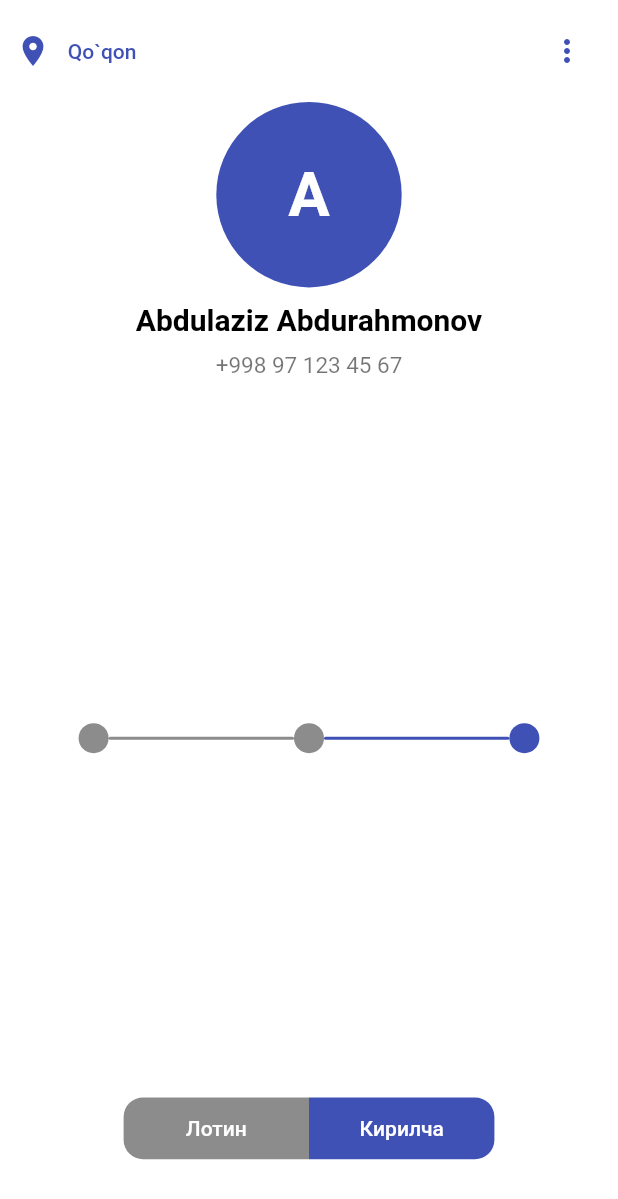
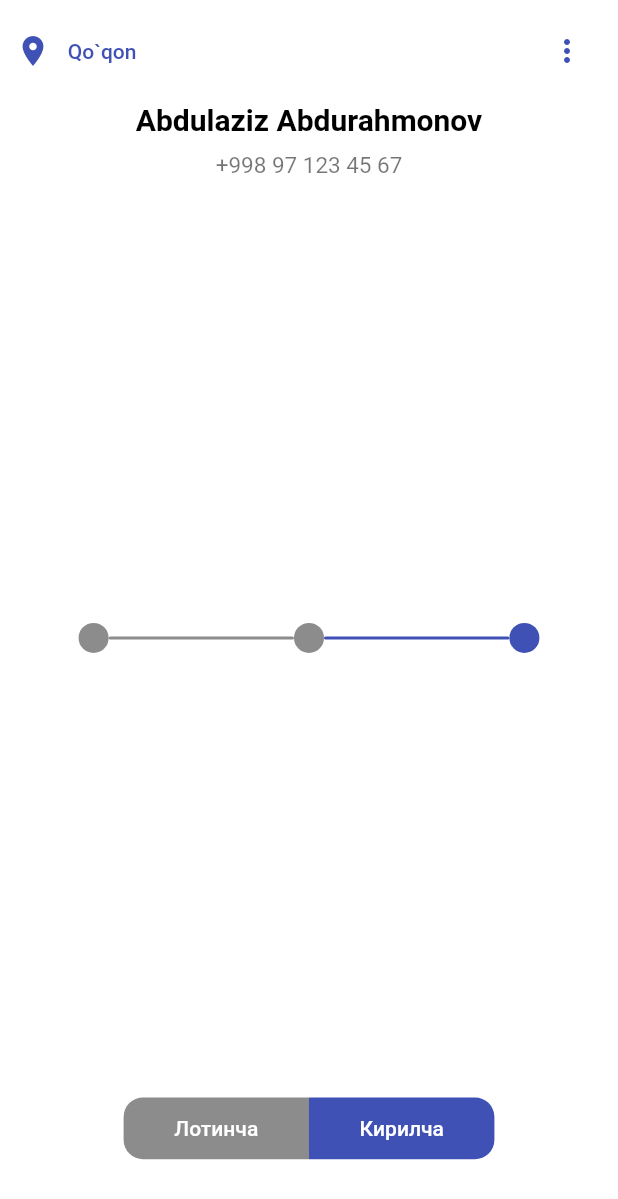
Before and after one commit to To-Rex/AvtoQismlar, a Flutter app: the SettingsPage screen opened directly, after a tap on "Kirilcha", on a phone screen of 412 x 824 dp. Shown: the top 1199 px of the screen. Run offline on Flutter 3.47's test engine with Material 2 defaults, Android fonts, the phone set to English and light mode, and no system bars; our stand-ins replace carousel_slider, flutter_countdown_timer, shared_preferences; accounts and stored records are empty; generated files the repository leaves out were written again; network calls fail.

Commit message:
Avto Qismlar

```diff
--- a/lib/fragmentTab/settings_page.dart
+++ b/lib/fragmentTab/settings_page.dart
@@ -93,31 +93,6 @@ class _SampesPageState extends State<SettingsPage>
                     ),
                   ],
                 ),
-              ],
-            ),
-          ),
-          Container(
-            margin: const EdgeInsets.only(top: 10, left: 10, right: 10),
-            child: Row(
-              children: [
-                Expanded(child: Container()),
-                Container(
-                  width: MediaQuery.of(context).size.width * 0.3,
-                  height: MediaQuery.of(context).size.width * 0.3,
-                  decoration: BoxDecoration(
-                    color: Colors.indigo,
-                    borderRadius: BorderRadius.all(Radius.circular(
-                        MediaQuery.of(context).size.width * 0.5)),
-                  ),
-                  child: Center(
-                    child: Text('A',
-                        style: TextStyle(
-                            color: Colors.white,
-                            fontSize: MediaQuery.of(context).size.width * 0.1,
-                            fontWeight: FontWeight.bold)),
-                  ),
-                ),
-                Expanded(child: Container()),
               ],
             ),
           ),
--- a/lib/l10n/app_ru.arb
+++ b/lib/l10n/app_ru.arb
@@ -18,6 +18,6 @@
   "login": "Кириш",
   "logout": "Чиқиш",
   "editProfile": "Профилни таҳрирлаш",
-  "lotin": "Лотин",
+  "lotin": "Лотинча",
   "kiril": "Кирилча"
 }
--- a/lib/samples/product_page.dart
+++ b/lib/samples/product_page.dart
@@ -292,6 +292,8 @@ class _SampesPageState extends State<ProductPage>
                                           crossAxisAlignment:
                                               CrossAxisAlignment.start,
                                           children: [
+                                            Row(
+                                              children: [
                                                 Text(
                                                     countMoney(
                                                         double.parse(
@@ -307,6 +309,9 @@ class _SampesPageState extends State<ProductPage>
                                                       color: Colors.black,
                                                       fontSize: 13,
                                                     )),
+                                              ],
+                                            ),
+
                                             SizedBox(
                                                 height: MediaQuery.of(context).size.height * 0.003),
                                             if (_listProduct[index].discount != "0.00")
```
Lines whose indentation alone changed are shown as unchanged.
